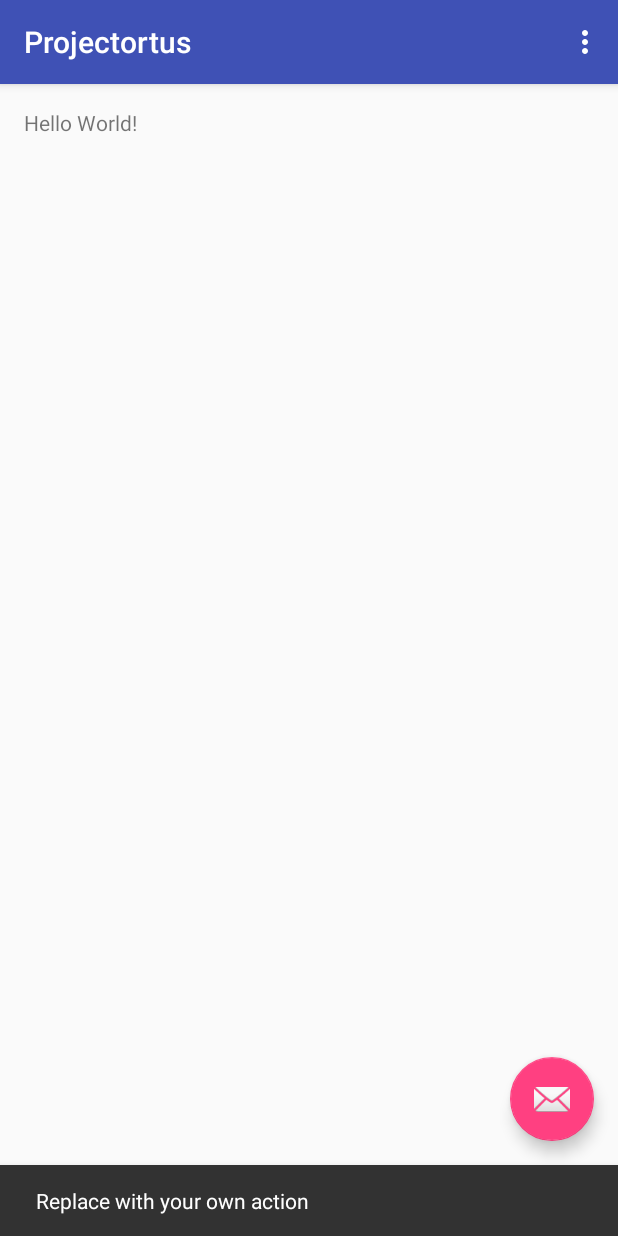
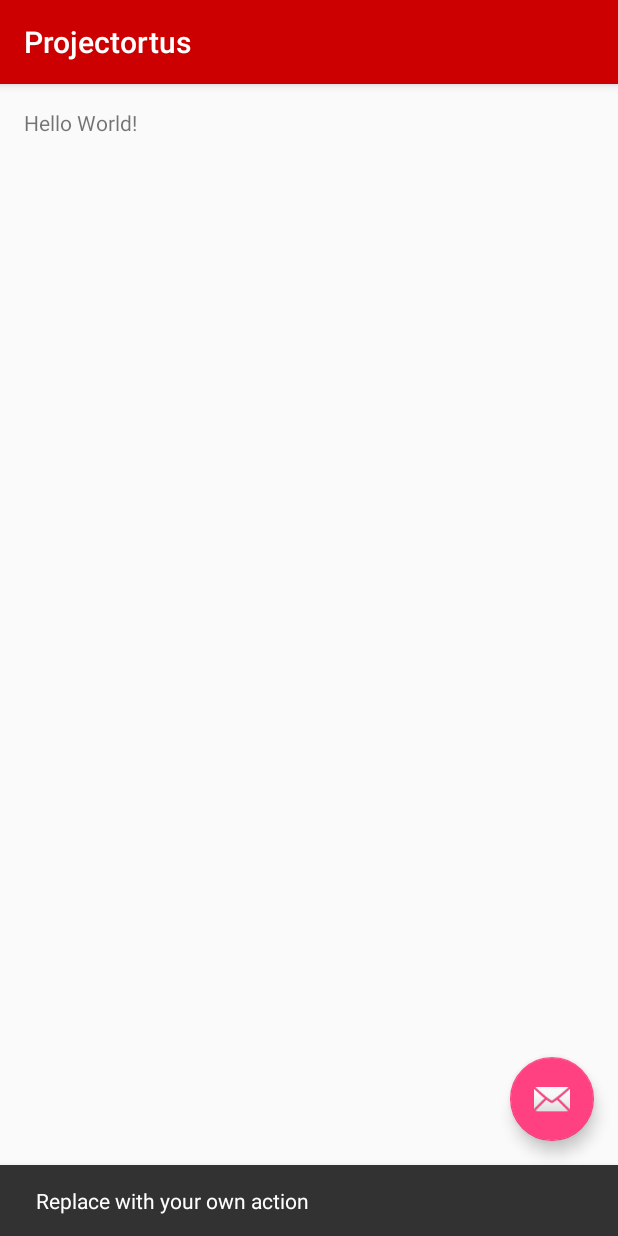
Before and after one commit to FZehner/projectortus, an Android app: the screen it shows after launch (MainActivity), after a tap on an icon or button, on a phone screen of 412 x 824 dp. Run offline under Robolectric (Android 15) with nearby library versions, the phone set to English and light mode, and no system bars; 1 statement that could not run was skipped.

Commit message:
Headerfarbe  geändert

```diff
--- a/app/src/main/res/layout/activity_main.xml
+++ b/app/src/main/res/layout/activity_main.xml
@@ -16,7 +16,7 @@
             android:id="@+id/toolbar"
             android:layout_width="match_parent"
             android:layout_height="?attr/actionBarSize"
-            android:background="?attr/colorPrimary"
+            android:background="@android:color/holo_red_dark"
             app:popupTheme="@style/AppTheme.PopupOverlay" />
 
     </android.support.design.widget.AppBarLayout>
--- a/app/src/main/res/menu/menu_main.xml
+++ b/app/src/main/res/menu/menu_main.xml
@@ -3,8 +3,8 @@
     xmlns:tools="http://schemas.android.com/tools"
     tools:context="com.ortus.tinf15b3.projectortus.MainActivity">
     <item
-        android:id="@+id/action_settings"
-        android:orderInCategory="100"
+        android:id="@+id/@+id/action_settings"
+        android:orderInCategory="101"
         android:title="@string/action_settings"
         app:showAsAction="never" />
 </menu>
```
